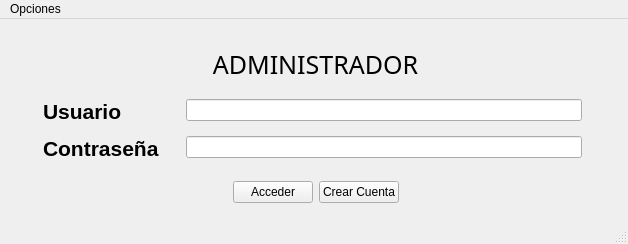
The window that admin.ui (HailNicole/App_Finanzas) describes before a commit, drawn with Qt 5.
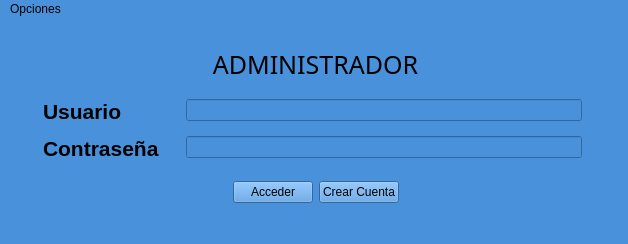
The same window after the commit. Icons and pictures are not drawn.

Commit message: Administrador color

Diff of the .ui file:
```diff
--- a/admin.ui
+++ b/admin.ui
@@ -13,6 +13,9 @@
   <property name="windowTitle">
    <string>MainWindow</string>
   </property>
+  <property name="styleSheet">
+   <string notr="true">background-color: rgb(73, 145, 218);</string>
+  </property>
   <widget class="QWidget" name="centralwidget">
    <widget class="QWidget" name="horizontalLayoutWidget_2">
     <property name="geometry">
@@ -94,7 +97,7 @@
       <x>40</x>
       <y>80</y>
       <width>551</width>
-      <height>64</height>
+      <height>70</height>
      </rect>
     </property>
     <layout class="QFormLayout" name="formLayout">
```
The commit also changes 1 other file.
